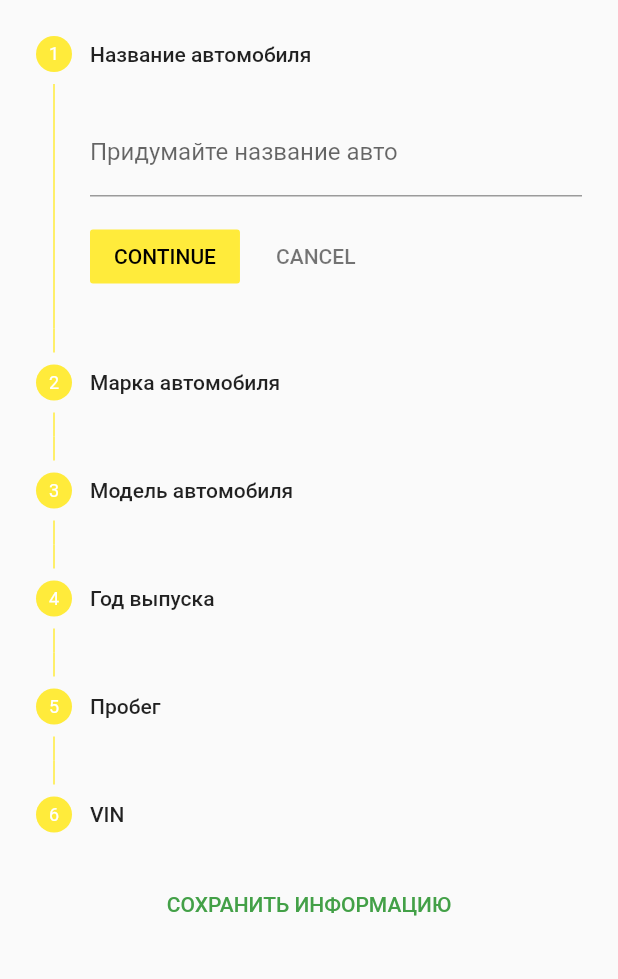
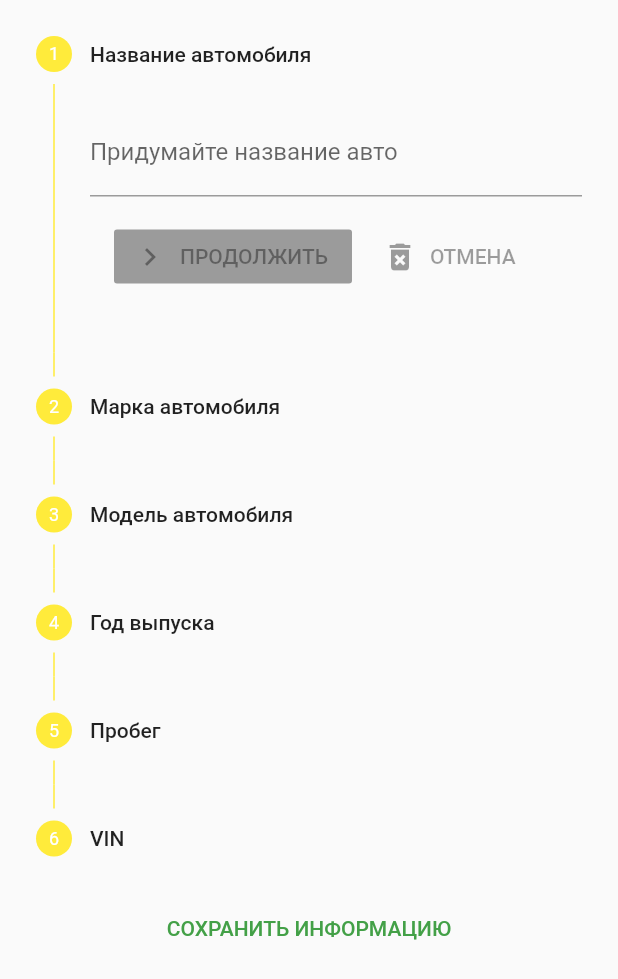
Before and after one commit to CoMatu/carstat, a Flutter app: the AddCarPage widget shown alone on an empty page, opened directly, on a phone screen of 412 x 824 dp. Shown: the top 979 px of the screen. Run offline on Flutter 3.47's test engine with Material 2 defaults, Android fonts, the phone set to English and light mode, and no system bars; our stand-ins replace cloud_firestore, firebase_auth, font_awesome_flutter; accounts and stored records are empty.

Commit message:
работа по степперу

```diff
--- a/lib/pages/add_car_page.dart
+++ b/lib/pages/add_car_page.dart
@@ -231,6 +231,39 @@ class _AddCarPageState extends State<AddCarPage> {
         child: ListView(children: <Widget>[
           Stepper(
             steps: steps,
+            controlsBuilder: (BuildContext context,
+                {VoidCallback onStepContinue, VoidCallback onStepCancel}) {
+              return Center(
+                child: Padding(
+                  padding: const EdgeInsets.all(8.0),
+                  child: Row(
+                    children: <Widget>[
+                      Padding(
+                        padding: const EdgeInsets.all(8.0),
+                        child: currStep == 5 ?
+                            RaisedButton(
+                              child: Text('СОХРАНИТЬ'),
+                              color: Colors.orange,
+                              onPressed: onStepContinue,
+                            )
+                            : RaisedButton.icon(
+                          icon: Icon(Icons.navigate_next),
+                          color: Colors.green,
+                          label: Text('ПРОДОЛЖИТЬ'),
+                          onPressed: onStepContinue,
+                        ),
+                      ),
+                      FlatButton.icon(
+                        icon: Icon(Icons.delete_forever),
+                        color: Colors.orange,
+                        label: Text('ОТМЕНА'),
+                        onPressed: onStepCancel,
+                      )
+                    ],
+                  ),
+                ),
+              );
+            },
             type: StepperType.vertical,
             currentStep: this.currStep,
             onStepContinue: () {
--- a/lib/pages/dashboard_page.dart
+++ b/lib/pages/dashboard_page.dart
@@ -10,7 +10,6 @@ class DashboardPage extends StatefulWidget {
 }
 
 class _DashboardPageState extends State<DashboardPage> {
-
   @override
   Widget build(BuildContext context) {
     return Text('fff'
@@ -49,14 +48,6 @@ class _DashboardPageState extends State<DashboardPage> {
         },
       ),
 */
-    );
+        );
   }
-
-  Widget _dialog() {
-    return
-      Stepper(steps: [
-      Step(title: Text('1'), content: Text('dddd')),
-
-    ]);
 }
-}
```
